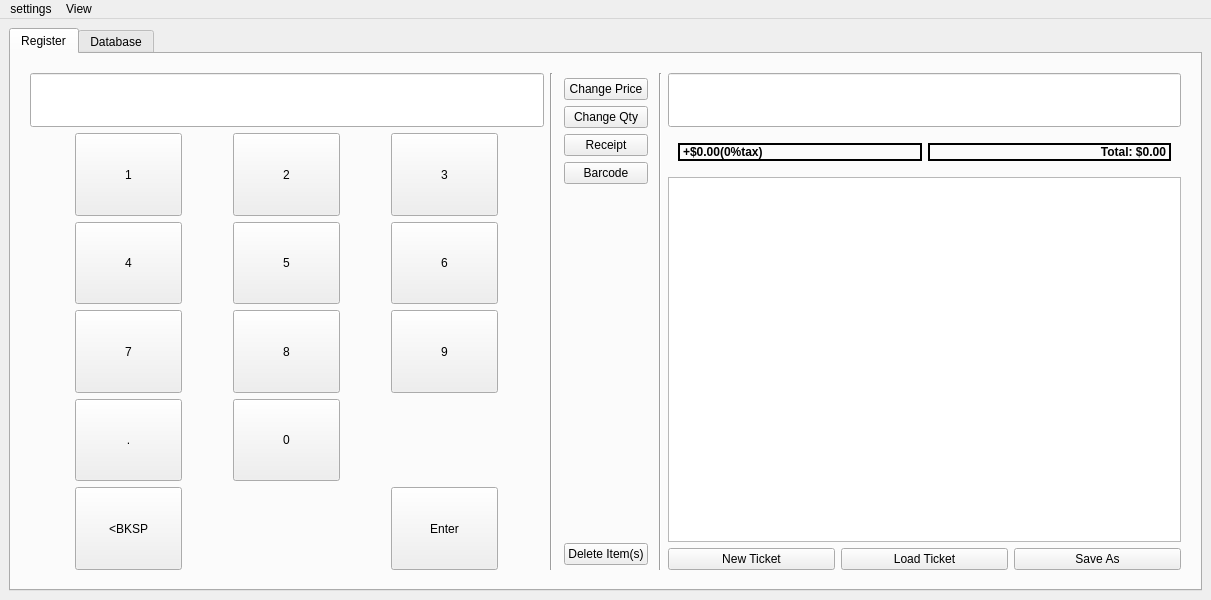
Old version of the form mainwindow.ui in the repository dtuivs/SmartTAgz.
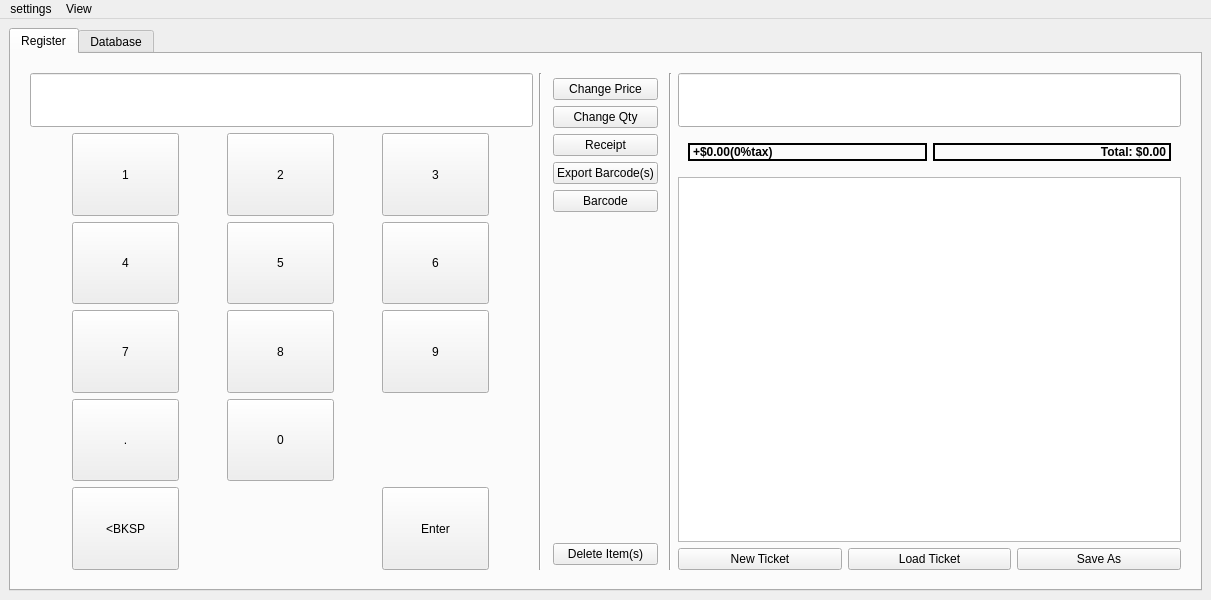
New version of the form.

Patch:
```diff
--- a/mainwindow.ui
+++ b/mainwindow.ui
@@ -41,7 +41,7 @@
        </attribute>
        <layout class="QVBoxLayout" name="verticalLayout_3">
         <item>
-         <layout class="QHBoxLayout" name="horizontalLayout_2">
+         <layout class="QHBoxLayout" name="horizontalLayout_2" stretch="3,0,0,0,3">
           <property name="sizeConstraint">
            <enum>QLayout::SizeConstraint::SetMaximumSize</enum>
           </property>
@@ -421,6 +421,16 @@
               </property>
              </widget>
             </item>
+            <item>
+             <widget class="QPushButton" name="exportBarcodes_button">
+              <property name="enabled">
+               <bool>true</bool>
+              </property>
+              <property name="text">
+               <string>Export Barcode(s)</string>
+              </property>
+             </widget>
+            </item>
             <item>
              <widget class="QPushButton" name="barcode_button">
               <property name="text">
```
Left out of the diff: 2 changed lines with no effect on the pictures.
